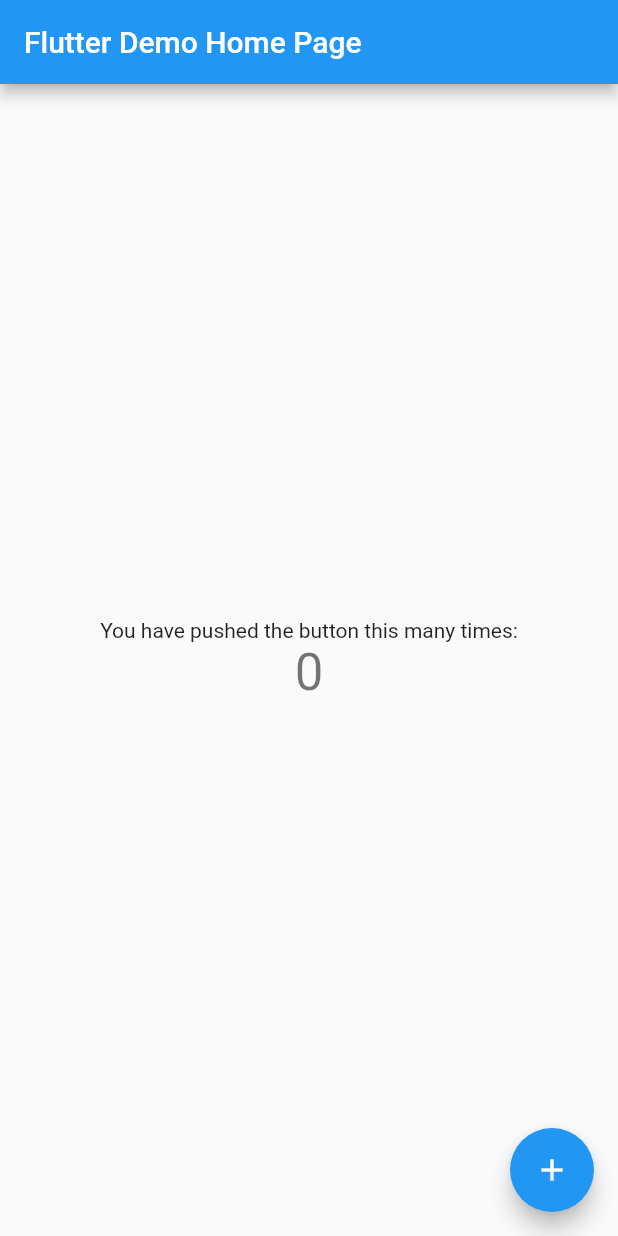
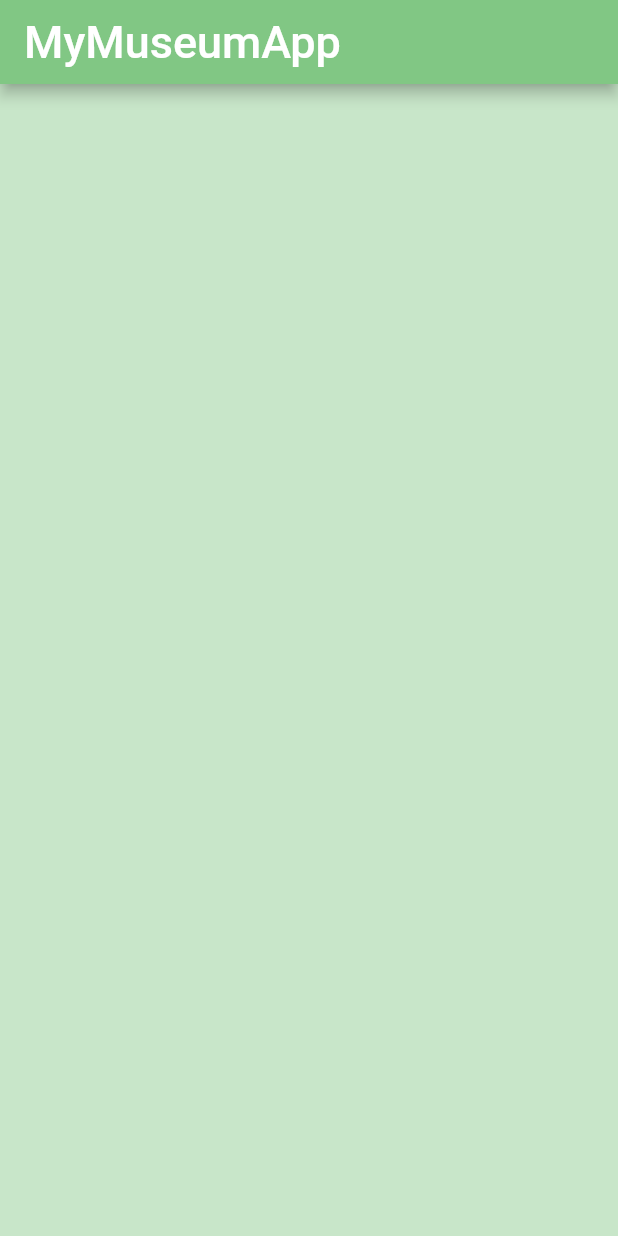
Before and after one commit to heathermortensen/MyVirtualMuseumApp, a Flutter app: the screen it shows after launch, on a phone screen of 412 x 824 dp. Run offline on Flutter 3.47's test engine with Material 2 defaults, Android fonts, the phone set to English and light mode, and no system bars.

Commit message:
It is green

```diff
--- a/lib/main.dart
+++ b/lib/main.dart
@@ -1,117 +1,31 @@
+//contains the stateless and stateful widget
 import 'package:flutter/material.dart';
 
-void main() {
-  runApp(MyApp());
+main()
+{
+  //Start rendering the user interface here by rendering a widget
+  runApp(MyMuseumApp());
+
 }
-
-class MyApp extends StatelessWidget {
-  // This widget is the root of your application.
-  @override
-  Widget build(BuildContext context) {
-    return MaterialApp(
-      title: 'Flutter Demo',
-      theme: ThemeData(
-        // This is the theme of your application.
-        //
-        // Try running your application with "flutter run". You'll see the
-        // application has a blue toolbar. Then, without quitting the app, try
-        // changing the primarySwatch below to Colors.green and then invoke
-        // "hot reload" (press "r" in the console where you ran "flutter run",
-        // or simply save your changes to "hot reload" in a Flutter IDE).
-        // Notice that the counter didn't reset back to zero; the application
-        // is not restarted.
-        primarySwatch: Colors.blue,
-        // This makes the visual density adapt to the platform that you run
-        // the app on. For desktop platforms, the controls will be smaller and
-        // closer together (more dense) than on mobile platforms.
-        visualDensity: VisualDensity.adaptivePlatformDensity,
-      ),
-      home: MyHomePage(title: 'Flutter Demo Home Page'),
-    );
-  }
-}
-
-class MyHomePage extends StatefulWidget {
-  MyHomePage({Key key, this.title}) : super(key: key);
-
-  // This widget is the home page of your application. It is stateful, meaning
-  // that it has a State object (defined below) that contains fields that affect
-  // how it looks.
-
-  // This class is the configuration for the state. It holds the values (in this
-  // case the title) provided by the parent (in this case the App widget) and
-  // used by the build method of the State. Fields in a Widget subclass are
-  // always marked "final".
-
-  final String title;
-
-  @override
-  _MyHomePageState createState() => _MyHomePageState();
-}
-
-class _MyHomePageState extends State<MyHomePage> {
-  int _counter = 0;
-
-  void _incrementCounter() {
-    setState(() {
-      // This call to setState tells the Flutter framework that something has
-      // changed in this State, which causes it to rerun the build method below
-      // so that the display can reflect the updated values. If we changed
-      // _counter without calling setState(), then the build method would not be
-      // called again, and so nothing would appear to happen.
-      _counter++;
-    });
-  }
+class MyMuseumApp extends StatelessWidget {
 
   @override
   Widget build(BuildContext context) {
-    // This method is rerun every time setState is called, for instance as done
-    // by the _incrementCounter method above.
-    //
-    // The Flutter framework has been optimized to make rerunning build methods
-    // fast, so that you can just rebuild anything that needs updating rather
-    // than having to individually change instances of widgets.
-    return Scaffold(
-      appBar: AppBar(
-        // Here we take the value from the MyHomePage object that was created by
-        // the App.build method, and use it to set our appbar title.
-        title: Text(widget.title),
-      ),
-      body: Center(
-        // Center is a layout widget. It takes a single child and positions it
-        // in the middle of the parent.
-        child: Column(
-          // Column is also a layout widget. It takes a list of children and
-          // arranges them vertically. By default, it sizes itself to fit its
-          // children horizontally, and tries to be as tall as its parent.
-          //
-          // Invoke "debug painting" (press "p" in the console, choose the
-          // "Toggle Debug Paint" action from the Flutter Inspector in Android
-          // Studio, or the "Toggle Debug Paint" command in Visual Studio Code)
-          // to see the wireframe for each widget.
-          //
-          // Column has various properties to control how it sizes itself and
-          // how it positions its children. Here we use mainAxisAlignment to
-          // center the children vertically; the main axis here is the vertical
-          // axis because Columns are vertical (the cross axis would be
-          // horizontal).
-          mainAxisAlignment: MainAxisAlignment.center,
-          children: <Widget>[
-            Text(
-              'You have pushed the button this many times:',
-            ),
-            Text(
-              '$_counter',
-              style: Theme.of(context).textTheme.headline4,
-            ),
-          ],
-        ),
-      ),
-      floatingActionButton: FloatingActionButton(
-        onPressed: _incrementCounter,
-        tooltip: 'Increment',
-        child: Icon(Icons.add),
-      ), // This trailing comma makes auto-formatting nicer for build methods.
-    );
+
+    // Build whatever here - camera widget, homepage, something
+
+
+
+
+
+    //MaterialApp allows us to add a navigator. It wraps our entire project.
+    //Scaffold has a white background and allows us to add an appBar
+    return MaterialApp(home: Scaffold(
+                                appBar: AppBar(title: Text('MyMuseumApp',
+                                                style: TextStyle(fontSize: 30)),
+                                                backgroundColor: Colors.green[300]
+                                ),
+                       backgroundColor: Colors.green[100]));
   }
+
 }
```
Also changed, not shown: 1 other file.
